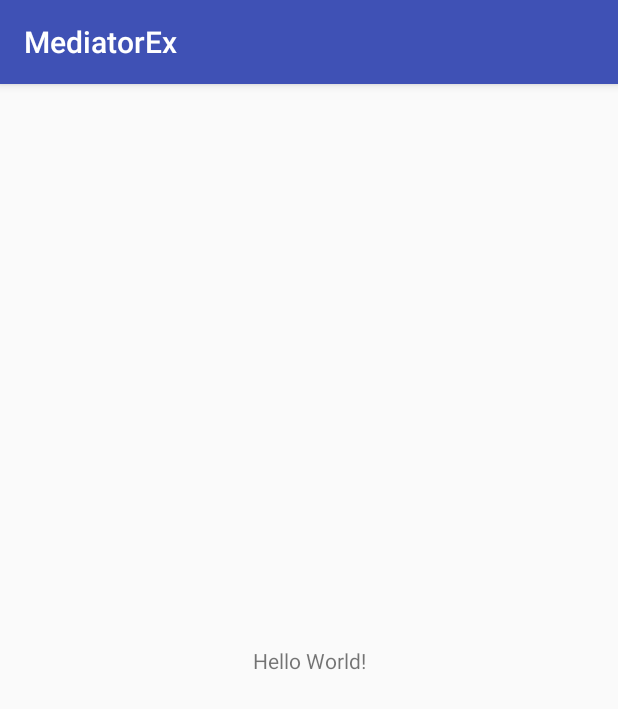
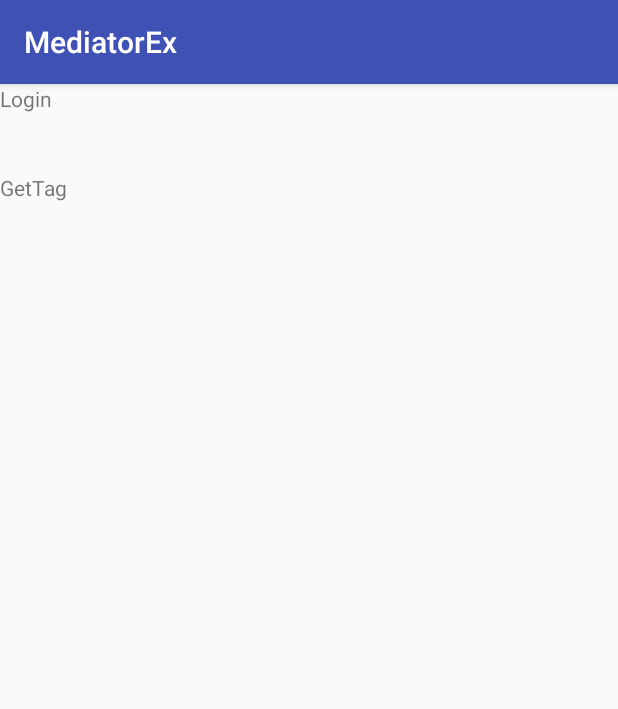
Before and after one commit to ivotai/MediatorEx, an Android app: the screen it shows after launch (MainActivity), on a phone screen of 412 x 824 dp. Shown: the top 709 px of the screen. Run offline under Robolectric (Android 15) with nearby library versions, the phone set to English and light mode, and no system bars; our stand-ins replace Dagger/Hilt's generated code, RxJava; libraries missing offline, so code that uses them is left out: cn.jpush.im, com.blankj.utilcode, com.facebook.stetho; 6 statements that could not run were skipped.

Commit message:
测试接口: 1. 用户登录 2. getTag 3. Token登录

```diff
--- /dev/null
+++ b/app/src/main/java/com/unicorn/mediatorex/CurrentUser.kt
@@ -0,0 +1,3 @@
+package com.unicorn.mediatorex
+
+class CurrentUser(val userId:String,val status:Int,val username:String)
--- /dev/null
+++ b/app/src/main/java/com/unicorn/mediatorex/LoginResponse.kt
@@ -0,0 +1,3 @@
+package com.unicorn.mediatorex
+
+class LoginResponse(val currentUser: CurrentUser,val jsessionid:String,val loginToken:String)
--- /dev/null
+++ b/app/src/main/java/com/unicorn/mediatorex/UserInfo.kt
@@ -0,0 +1,5 @@
+package com.unicorn.mediatorex
+
+object UserInfo {
+     var loginResponse: LoginResponse? = null
+}
--- a/app/src/main/java/com/unicorn/mediatorex/UserService.kt
+++ b/app/src/main/java/com/unicorn/mediatorex/UserService.kt
@@ -13,4 +13,17 @@ interface UserService {
     @POST("med/register/mobile")
     fun register(@Body registerParam: RegisterParam): Observable<Any>
 
+    @FormUrlEncoded
+    @POST("med/login/default")
+    fun login(@Field("username") username: String, @Field("password") password: String): Observable<LoginResponse>
+
+    @FormUrlEncoded
+    @POST("med/login/token")
+    fun loginByToken(@Field("token") token: String): Observable<LoginResponse>
+
+    @GET("med/api/v1/mediate/tag")
+    fun getTag(): Observable<Any>
+
+
+
 }
--- a/app/src/main/java/com/unicorn/mediatorex/dagger2/NetworkModule.kt
+++ b/app/src/main/java/com/unicorn/mediatorex/dagger2/NetworkModule.kt
@@ -2,6 +2,7 @@ package com.unicorn.mediatorex.dagger2
 
 import com.facebook.stetho.okhttp3.StethoInterceptor
 import com.unicorn.mediatorex.NullOnEmptyConverterFactory
+import com.unicorn.mediatorex.UserInfo
 import com.unicorn.mediatorex.UserService
 import dagger.Module
 import dagger.Provides
@@ -17,16 +18,27 @@ class NetworkModule {
 
     @Singleton
     @Provides
-    fun provideOkHttpClient():OkHttpClient = OkHttpClient.Builder()
+    fun provideOkHttpClient(): OkHttpClient = OkHttpClient.Builder()
             .addNetworkInterceptor(StethoInterceptor())
+            .addInterceptor {
+                if (UserInfo.loginResponse==null){
+                    val request = it.request().newBuilder()
+                            .build()
+                  return@addInterceptor it.proceed(request)
+                }
+                val request = it.request().newBuilder()
+                        .addHeader("Cookie", "SESSION=${UserInfo.loginResponse!!.jsessionid}")
+                        .build()
+                it.proceed(request)
+            }
             .build()
 
     @Singleton
     @Provides
-    fun provideRetrofit(@Named("baseUrl") baseUrl: String,okHttpClient: OkHttpClient):Retrofit = Retrofit.Builder()
+    fun provideRetrofit(@Named("baseUrl") baseUrl: String, okHttpClient: OkHttpClient): Retrofit = Retrofit.Builder()
             .baseUrl(baseUrl)
             .client(okHttpClient)
-            .addConverterFactory( NullOnEmptyConverterFactory())
+            .addConverterFactory(NullOnEmptyConverterFactory())
             .addConverterFactory(GsonConverterFactory.create())
 
             .addCallAdapterFactory(RxJava2CallAdapterFactory.create())
@@ -34,6 +46,6 @@ class NetworkModule {
 
     @Singleton
     @Provides
-    fun provideUserService(retrofit: Retrofit):UserService =retrofit.create(UserService::class.java)
+    fun provideUserService(retrofit: Retrofit): UserService = retrofit.create(UserService::class.java)
 
 }
--- a/app/src/main/res/layout/activity_main.xml
+++ b/app/src/main/res/layout/activity_main.xml
@@ -1,18 +1,22 @@
 <?xml version="1.0" encoding="utf-8"?>
-<android.support.constraint.ConstraintLayout xmlns:android="http://schemas.android.com/apk/res/android"
-    xmlns:app="http://schemas.android.com/apk/res-auto"
-    xmlns:tools="http://schemas.android.com/tools"
+<LinearLayout xmlns:android="http://schemas.android.com/apk/res/android"
     android:layout_width="match_parent"
     android:layout_height="match_parent"
-    tools:context=".MainActivity">
+    android:orientation="vertical">
 
     <TextView
+        android:id="@+id/tvLogin"
         android:layout_width="wrap_content"
         android:layout_height="wrap_content"
-        android:text="Hello World!"
-        app:layout_constraintBottom_toBottomOf="parent"
-        app:layout_constraintLeft_toLeftOf="parent"
-        app:layout_constraintRight_toRightOf="parent"
-        app:layout_constraintTop_toTopOf="parent" />
+        android:text="Login" />
 
-</android.support.constraint.ConstraintLayout>
+
+    <TextView
+        android:layout_marginTop="40dp"
+        android:id="@+id/tvGetTag"
+        android:layout_width="wrap_content"
+        android:layout_height="wrap_content"
+        android:text="GetTag" />
+
+
+</LinearLayout>
```
Also changed, not shown: app/src/main/java/com/unicorn/mediatorex/MainActivity.kt (+58 -1 lines).
